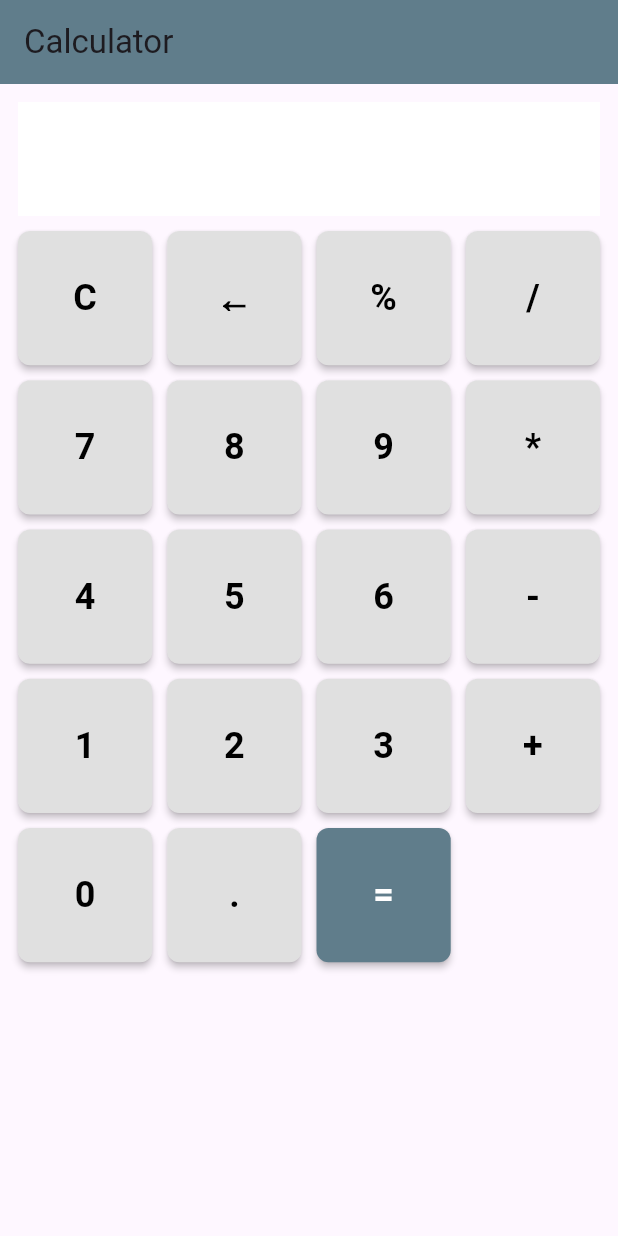
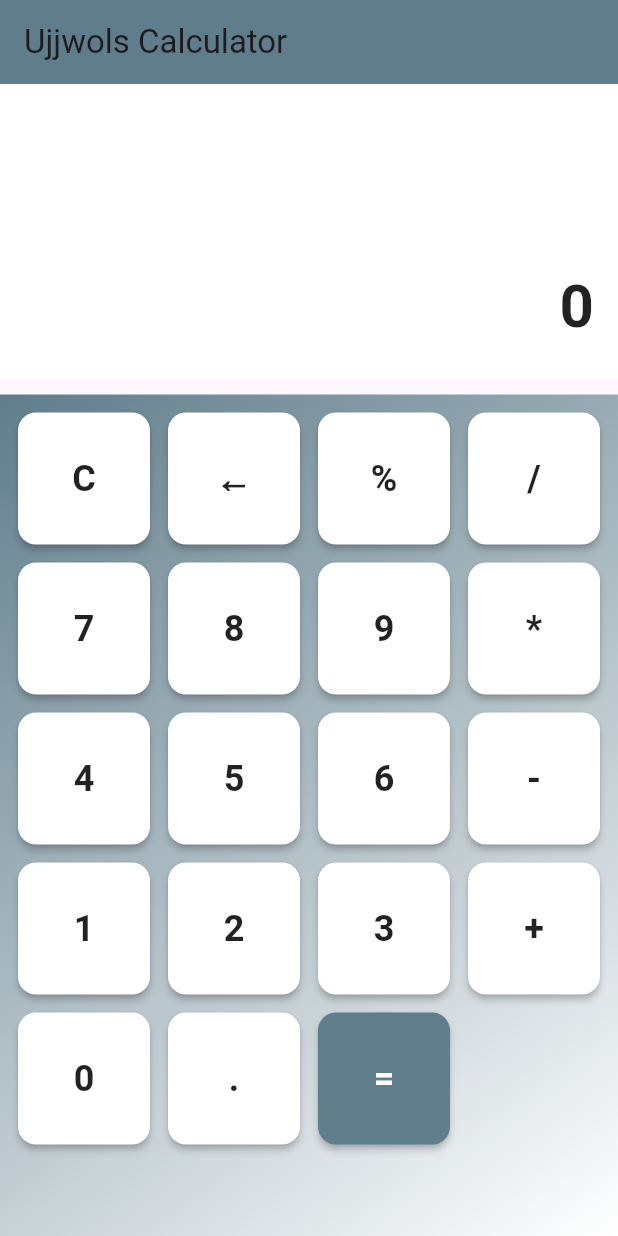
Before and after one commit to Ujjwols/calculator_app, a Flutter app: the screen it shows after launch, on a phone screen of 412 x 824 dp. Run offline on Flutter 3.47's test engine with Material 3 defaults, Android fonts, the phone set to English and light mode, and no system bars.

Commit message:
calculator

```diff
--- a/lib/View/Calculator.dart
+++ b/lib/View/Calculator.dart
@@ -34,73 +34,101 @@ class _CalculatorViewState extends State<CalculatorView> {
   int first = 0;
   int second = 0;
   String operation = "";
+  List<String> history = [];
 
   @override
   Widget build(BuildContext context) {
     return Scaffold(
       appBar: AppBar(
-        title: const Text('Calculator'),
+        title: const Text('Ujjwols Calculator'),
         backgroundColor: Colors.blueGrey,
       ),
-      body: Padding(
-        padding: const EdgeInsets.all(12.0),
-        child: Column(
+      body: Column(
         children: [
           // Display Area
           Container(
-              alignment: Alignment.centerRight,
-              padding: const EdgeInsets.symmetric(vertical: 12, horizontal: 16),
             color: Colors.white,
-              child: Text(
-                _textController.text,
+            padding: const EdgeInsets.symmetric(horizontal: 16, vertical: 20),
+            child: Column(
+              crossAxisAlignment: CrossAxisAlignment.end,
+              children: [
+                // History
+                SizedBox(
+                  height: 100,
+                  child: ListView.builder(
+                    reverse: true,
+                    itemCount: history.length,
+                    itemBuilder: (context, index) {
+                      return Text(
+                        history[index],
                         style: const TextStyle(
-                  fontSize: 36,
+                          fontSize: 18,
+                          color: Colors.grey,
+                        ),
+                      );
+                    },
+                  ),
+                ),
+                // Current Input
+                Text(
+                  _textController.text.isEmpty ? "0" : _textController.text,
+                  style: const TextStyle(
+                    fontSize: 40,
                     fontWeight: FontWeight.bold,
+                    color: Colors.black87,
                   ),
                   maxLines: 1,
                   overflow: TextOverflow.ellipsis,
                 ),
+              ],
+            ),
           ),
           const SizedBox(height: 10),
-            // Grid of Buttons
+          // Buttons Area
           Expanded(
+            child: Container(
+              decoration: const BoxDecoration(
+                gradient: LinearGradient(
+                  colors: [Colors.blueGrey, Colors.white],
+                  begin: Alignment.topLeft,
+                  end: Alignment.bottomRight,
+                ),
+              ),
               child: GridView.builder(
                 gridDelegate: const SliverGridDelegateWithFixedCrossAxisCount(
                   crossAxisCount: 4,
-                  crossAxisSpacing: 10.0,
-                  mainAxisSpacing: 10.0,
+                  crossAxisSpacing: 12.0,
+                  mainAxisSpacing: 12.0,
                 ),
                 itemCount: lstSymbols.length,
+                padding: const EdgeInsets.all(12),
                 itemBuilder: (context, index) {
+                  final symbol = lstSymbols[index];
                   return ElevatedButton(
                     style: ElevatedButton.styleFrom(
-                      backgroundColor: lstSymbols[index] == "="
-                          ? Colors.blueGrey
-                          : Colors.grey[300],
-                      foregroundColor: Colors.black,
+                      backgroundColor:
+                          symbol == "=" ? Colors.blueGrey : Colors.white,
+                      foregroundColor:
+                          symbol == "=" ? Colors.white : Colors.black87,
                       shape: RoundedRectangleBorder(
-                        borderRadius: BorderRadius.circular(8),
+                        borderRadius: BorderRadius.circular(12),
                       ),
                       elevation: 2,
                     ),
                     onPressed: () {
-                      final symbol = lstSymbols[index];
                       setState(() {
                         if (symbol == "C") {
                           _textController.text = "";
                           first = 0;
                           second = 0;
                           operation = "";
+                          history.clear();
                         } else if (symbol == "←") {
                           if (_textController.text.isNotEmpty) {
                             _textController.text = _textController.text
                                 .substring(0, _textController.text.length - 1);
                           }
-                        } else if (symbol == "+" ||
-                            symbol == "-" ||
-                            symbol == "*" ||
-                            symbol == "/" ||
-                            symbol == "%") {
+                        } else if (["+", "-", "*", "/", "%"].contains(symbol)) {
                           first = int.tryParse(_textController.text) ?? 0;
                           operation = symbol;
                           _textController.text = "";
@@ -118,9 +146,7 @@ class _CalculatorViewState extends State<CalculatorView> {
                               result = first * second;
                               break;
                             case "/":
-                              result = second != 0
-                                  ? first ~/ second
-                                  : 0; // Avoid division by zero
+                              result = second != 0 ? first ~/ second : 0;
                               break;
                             case "%":
                               result = first % second;
@@ -128,6 +154,9 @@ class _CalculatorViewState extends State<CalculatorView> {
                             default:
                               result = 0;
                           }
+                          final calculation =
+                              "$first $operation $second = $result";
+                          history.insert(0, calculation);
                           _textController.text = result.toString();
                         } else {
                           _textController.text += symbol;
@@ -135,21 +164,19 @@ class _CalculatorViewState extends State<CalculatorView> {
                       });
                     },
                     child: Text(
-                      lstSymbols[index],
+                      symbol,
                       style: TextStyle(
                         fontSize: 24,
-                        color: lstSymbols[index] == "="
-                            ? Colors.white
-                            : Colors.black,
                         fontWeight: FontWeight.bold,
+                        color: symbol == "=" ? Colors.white : Colors.black87,
                       ),
                     ),
                   );
                 },
               ),
             ),
+          ),
         ],
-        ),
       ),
     );
   }
```
Also changed, not shown: Screenshot_1733895133.png (added), 1 other file. Lines whose indentation alone changed are shown as unchanged.
